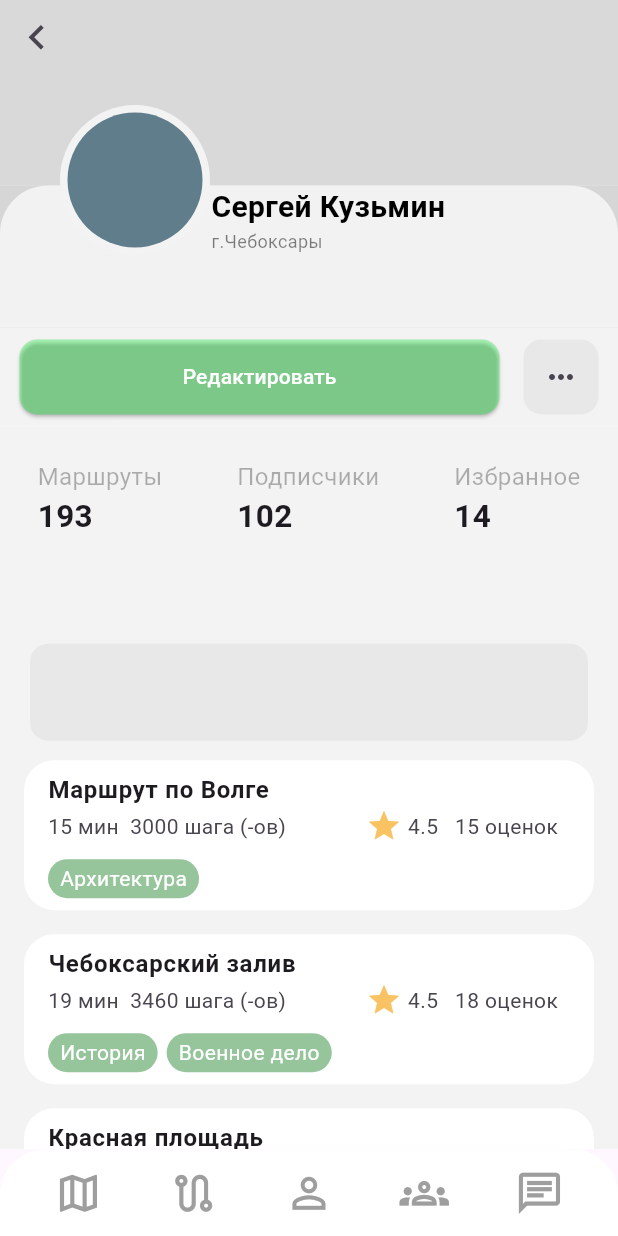
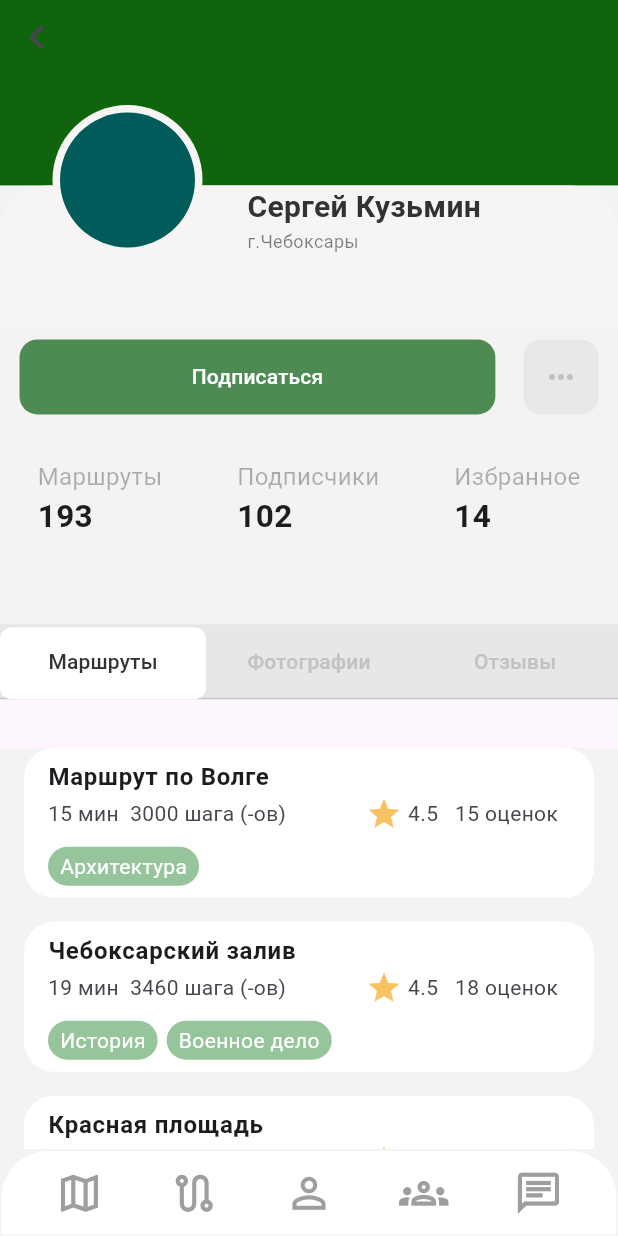
Before and after one commit to Semenovvvv/MyGid, a Flutter app: the Profile screen opened by its route, on a phone screen of 412 x 824 dp. Run offline on Flutter 3.47's test engine with Material 2 defaults, Android fonts, the phone set to English and light mode, and no system bars; our stand-ins replace convex_bottom_bar, geolocator; missing offline and left inert: yandex_mapkit.

Commit message:
Профиль + по мелочи

```diff
--- a/lib/features/profile/profile_screen/view/profile_screen.dart
+++ b/lib/features/profile/profile_screen/view/profile_screen.dart
@@ -1,3 +1,4 @@
+import 'package:convex_bottom_bar/convex_bottom_bar.dart';
 import 'package:flutter/material.dart';
 import 'package:prj/widgets/navigation_bar.dart';
 
@@ -24,6 +25,61 @@ class Profile extends StatefulWidget{
 
   @override
   State<Profile> createState() => _ProfileState();
+}
+
+class ProfileTabBar extends StatefulWidget {
+  @override
+  _ProfileTabBarState createState() => _ProfileTabBarState();
+}
+
+class _ProfileTabBarState extends State<ProfileTabBar> with SingleTickerProviderStateMixin {
+  late TabController _tabController;
+
+  @override
+  void initState() {
+    super.initState();
+    _tabController = TabController(length: 3, vsync: this);
+  }
+
+  @override
+  void dispose() {
+    _tabController.dispose();
+    super.dispose();
+  }
+
+  @override
+  Widget build(BuildContext context) {
+    return Scaffold(
+      appBar: PreferredSize(
+        preferredSize: Size.fromHeight(50.0), // change height here
+
+        child: AppBar(
+          automaticallyImplyLeading: false, // убираем стрелочку
+          backgroundColor: Color.fromARGB(255, 231, 231, 231),
+          bottom: TabBar(
+            controller: _tabController,
+            labelColor: Color.fromARGB(255, 51, 50, 50), // цвет текста выбранного таба
+            unselectedLabelColor: Color.fromARGB(255, 194, 194, 194), // цвет текста невыбранного таба
+            indicator: BoxDecoration(
+                borderRadius: BorderRadius.circular(8),
+                color: Color.fromARGB(255, 255, 255, 255)),
+            indicatorSize: TabBarIndicatorSize.tab,
+            tabs: [
+              Tab(
+                text: 'Маршруты',
+              ),
+              Tab(
+                text: 'Фотографии',
+              ),
+              Tab(
+                text: 'Отзывы',
+              ),
+            ],
+          ),
+        ),
+      ),
+    );
+  }
 }
 
 class _ProfileState extends State<Profile> {
@@ -68,9 +124,8 @@ class _ProfileState extends State<Profile> {
   Widget build(BuildContext context) {
     return SafeArea(
       child: Scaffold(
-        //backgroundColor:Color.fromARGB(213, 210, 210, 210),
+        backgroundColor:Color.fromARGB(255, 243, 243, 243),
         body: SingleChildScrollView(
-
             child:Stack(
               children: [
                 Column(
@@ -78,8 +133,8 @@ class _ProfileState extends State<Profile> {
                 //шапка
                 Container(
                   height: MediaQuery.of(context).size.height * 0.15,
-                  decoration: const BoxDecoration(
-                    color: Color.fromARGB(210, 210, 210, 210)
+                  decoration: BoxDecoration(
+                    color: Color.fromARGB(255, 16, 100, 13),
                    ),
                   child: Row(
                     children: [
@@ -100,34 +155,33 @@ class _ProfileState extends State<Profile> {
                 ),
                 //центр
                 Container(
-                  decoration: const BoxDecoration(
-                          color: Color.fromARGB(210, 228, 228, 228),
-                        ),
                   child: Stack(
                     children: [
                       //контейнер, который около аватарки
                       Align(
-                        alignment: Alignment.bottomCenter,
+                        alignment: Alignment.bottomLeft,
                         child:    Container(
                         height: MediaQuery.of(context).size.height * 0.115,
+                        width: MediaQuery.of(context).size.width * 0.4,
                         decoration: const BoxDecoration(
-                          color: Color.fromARGB(210, 210, 210, 210)
+                          color: Color.fromARGB(255, 246, 245, 244),
+                          borderRadius: BorderRadius.only(topLeft:  Radius.circular(32) )
                         ),
 
                       ),
                       ),
 
                       Align(
-                        alignment: Alignment.bottomCenter,
+                        alignment: Alignment.bottomRight,
                         child:   Container(
                         height:  MediaQuery.of(context).size.height * 0.115,
+                        width:  MediaQuery.of(context).size.width * 0.6,
                         decoration: const BoxDecoration(
-                          color: Color.fromARGB(243,243,243,243),
-                          borderRadius: BorderRadius.only(topLeft:  Radius.circular(32), topRight:Radius.circular(32) )
+                          color: Color.fromARGB(255, 246, 245, 244),
+                          borderRadius: BorderRadius.only(topRight:Radius.circular(32) )
                         ),
                         child:  Align(
-
-                          alignment:  const Alignment(0.1, 0.1),
+                          alignment:  Alignment.bottomLeft,
                           child:Column(
                             crossAxisAlignment:CrossAxisAlignment.start,
                             children: [
@@ -136,7 +190,7 @@ class _ProfileState extends State<Profile> {
                                 style:TextStyle(
                                   fontWeight: FontWeight.bold,
                                   fontSize: 20,
-                                  color:Colors.black,
+                                  color:Color.fromARGB(255, 51, 50, 50),
                                 ),
                                 ),
                               Text(
@@ -170,20 +224,20 @@ class _ProfileState extends State<Profile> {
                               child: Row(
                             mainAxisAlignment: MainAxisAlignment.spaceBetween,
                             children: [
-                              ElevatedButton(
+                              TextButton(
                                 onPressed: () {
                                   // Обработчик нажатия на кнопку
                                 },
                                 style: ElevatedButton.styleFrom(
-                                  minimumSize: const Size(320, 50),
-                                  backgroundColor: const Color.fromARGB(77, 3, 255, 45) ,
+                                  minimumSize: Size(MediaQuery.of(context).size.width * 0.77, 50),
+                                  backgroundColor: const Color.fromARGB(255, 77, 139, 83),
                                   shape: RoundedRectangleBorder(
                                     borderRadius: BorderRadius.circular(12)
                                   )
 
                                 ),
                                 child: const Text(
-                                  'Редактировать',
+                                  'Подписаться',
                                   style:TextStyle(
                                     color: Colors.white,
                                   )
@@ -198,6 +252,7 @@ class _ProfileState extends State<Profile> {
                                 ),
                                 child:IconButton(
                                 onPressed: (){},
+                                color: Color.fromARGB(255, 194, 194, 194),
                                 icon: const Icon(Icons.more_horiz),
                               )
                               )
@@ -311,35 +366,13 @@ class _ProfileState extends State<Profile> {
                     ),
                   ),
                   //переключалка маршруты, отзывы,фотографии
-
-                  Align(
-                        alignment: Alignment.bottomCenter,
-                        child: Stack(
-                          children: [
-                            Container(
-                              height: MediaQuery.of(context).size.height * 0.11,
-                              padding: const EdgeInsets.symmetric(horizontal: 20,vertical: 13 ),
-                              decoration: const BoxDecoration(
-                                color: Color.fromARGB(243, 243, 243, 243),
-
-                              ),
-                              child:Container(
-                                padding: const EdgeInsets.symmetric(horizontal: 2,vertical: 2 ),
-                                decoration: const BoxDecoration(
-                                  color: Color.fromARGB(231, 231, 231, 231),
-                                  borderRadius: BorderRadius.all(Radius.circular(12) )
-                                ),
-                                child:const Row(
-                                  children: [
-
-                                  ],
-                                ),
-                              )
-
-                            ),
-                          ],
-                        )
-                      ),
+                Align(
+                  alignment: Alignment.bottomCenter,
+                  child: Container(
+                    height: MediaQuery.of(context).size.height * 0.1,
+                    child: ProfileTabBar(),
+                  ),
+                ),
                 //список маршрутов
                 Stack(
                   children: [
@@ -420,25 +453,26 @@ class _ProfileState extends State<Profile> {
             //аватарка
             Positioned(
               top:70,
-              left: 40,
+              left: 35,
               child: Container(
                 width: 100,
                 height: 100,
                 decoration: const BoxDecoration(
                 shape: BoxShape.circle,
-                color: Color.fromRGBO(243, 243, 243, 1),
+                color: Color.fromRGBO(246, 245, 244, 1.0),
                 ),
               ),
             ),
             Positioned(
               top:75,
-              left: 45,
+              left: 40,
               child: Container(
                 width: 90,
                 height: 90,
-                decoration: const BoxDecoration(
+                decoration: BoxDecoration(
                   shape: BoxShape.circle,
-                  color: Colors.blueGrey
+                  color: Color.fromRGBO(0, 91, 91, 1.0),
+                  //image: DecorationImage(image: AssetImage("lib/assets/images/bg_profile.png"), fit: BoxFit.cover),
                 ),
               ),
             ),
--- a/lib/features/routes/routes_screen/view/routes_screen.dart
+++ b/lib/features/routes/routes_screen/view/routes_screen.dart
@@ -121,7 +121,7 @@ class _RoutesState extends State<Routes> {
                   margin: const EdgeInsets.all(16),
                   decoration: BoxDecoration(
                      border: Border.all(
-                      color: Color.fromARGB(255, 194, 194, 194),
+                      color: Color.fromARGB(255, 243, 243, 243),
                       width: 1,
                     ),
                     borderRadius: BorderRadius.circular(25.0),
--- a/lib/widgets/navigation_bar.dart
+++ b/lib/widgets/navigation_bar.dart
@@ -15,10 +15,12 @@ class _BottomNavBarState extends State<BottomNavBar> {
     double iconSize = MediaQuery.of(context).size.width * 0.08;
     return Container(
       height:  MediaQuery.of(context).size.width * 0.14,
-      decoration: const BoxDecoration(
+      decoration: BoxDecoration(
         color: Colors.white,
+        border: Border.all(width: 1, color: const Color.fromARGB(
+            255, 243, 243, 243)),
         borderRadius: BorderRadius.only(
-            topRight: Radius.circular(30), topLeft: Radius.circular(30)),
+            topRight: Radius.circular(32), topLeft: Radius.circular(32)),
       ),
       child: Row(
         mainAxisAlignment: MainAxisAlignment.spaceEvenly,
```
